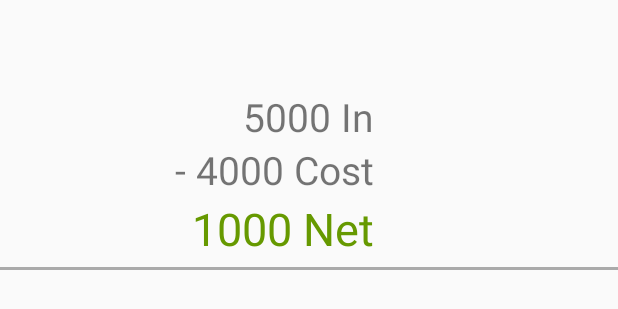
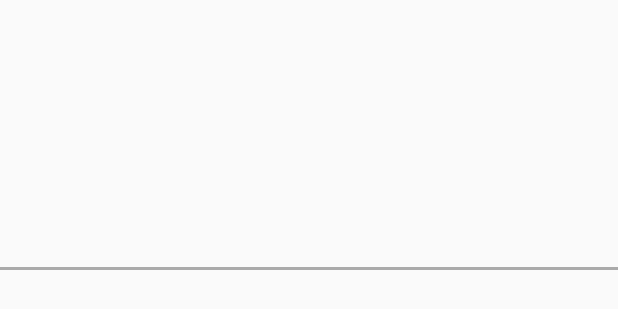
Before and after one commit to tacLog/CollegeMadeSimple, an Android app: the layout content_main_menu.xml on its own in the app's theme, with its tools: preview values and no code run, on a phone screen of 412 x 824 dp. Shown: the top 309 px of the screen. Run offline under Robolectric (Android 15) with nearby library versions, the phone set to English and light mode, and no system bars.

Commit message:
Top costs, income, and net shows as should.

```diff
--- a/MakecollegeSimple/app/src/main/java/edu/ucsc/makecollegesimple/PieChartFragment.java
+++ b/MakecollegeSimple/app/src/main/java/edu/ucsc/makecollegesimple/PieChartFragment.java
@@ -111,7 +111,6 @@ public class PieChartFragment extends Fragment {
         pieChart.setOnChartValueSelectedListener(new OnChartValueSelectedListener() {
             @Override
             public void onValueSelected(Entry e, int dataSetIndex, Highlight h) {
-                //Log.i("tag", String.valueOf(e.getXIndex()));
                 int costsCategory = e.getXIndex();
 
                 MainMenu activity = (MainMenu) getActivity();
--- a/MakecollegeSimple/app/src/main/res/layout/content_main_menu.xml
+++ b/MakecollegeSimple/app/src/main/res/layout/content_main_menu.xml
@@ -27,7 +27,6 @@
             android:layout_alignParentStart="true">
 
             <TextView
-                android:text="5000 In"
                 android:layout_width="wrap_content"
                 android:layout_height="wrap_content"
                 android:layout_alignParentTop="true"
@@ -37,7 +36,6 @@
                 android:textSize="26sp" />
 
             <TextView
-                android:text="- 4000 Cost"
                 android:layout_width="wrap_content"
                 android:layout_height="wrap_content"
                 android:layout_below="@+id/inText"
@@ -48,7 +46,6 @@
                 android:textSize="26sp" />
 
             <TextView
-                android:text="1000 Net"
                 android:layout_width="wrap_content"
                 android:layout_height="wrap_content"
                 android:layout_below="@+id/costsText"
```
Also changed, not shown: MakecollegeSimple/app/src/main/java/edu/ucsc/makecollegesimple/MainMenu.java (+18 -2 lines).
